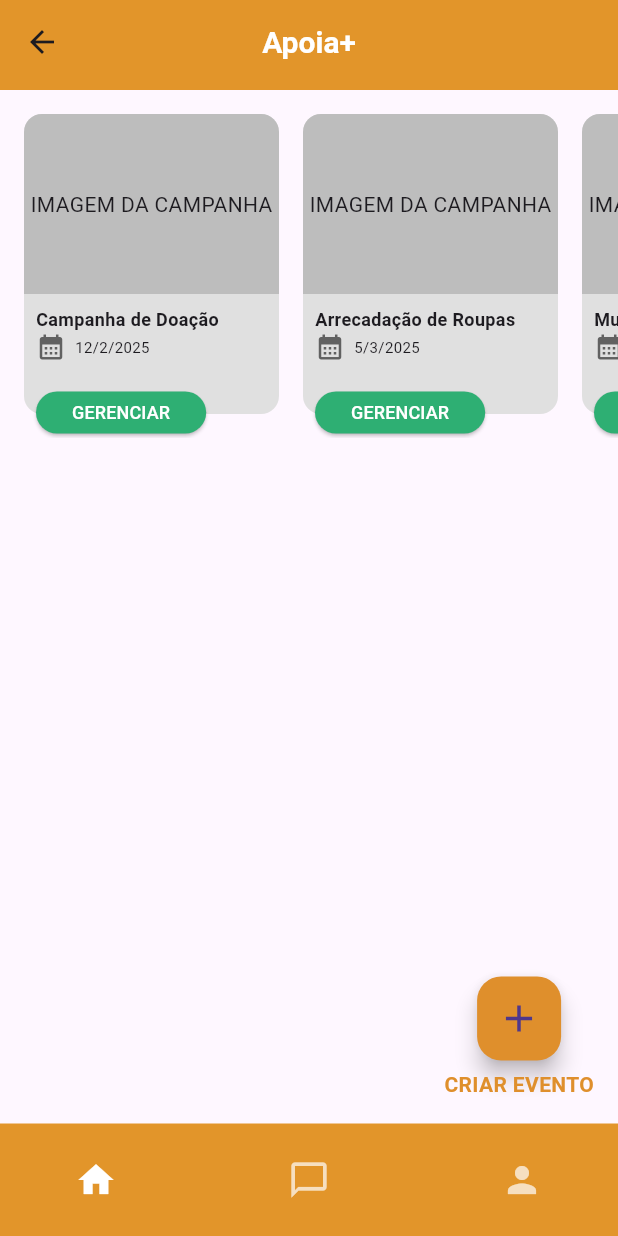
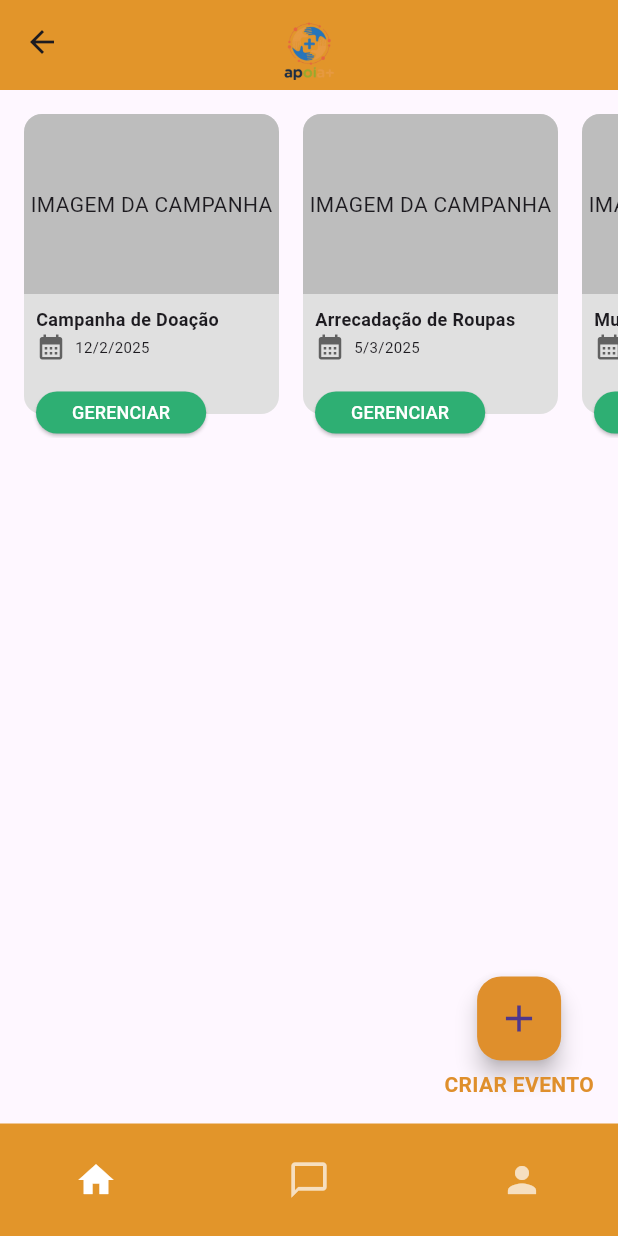
Before and after one commit to fga-eps-mds/2025.2-Gilgamesh, a Flutter app: the TelaListaDeEventos screen opened directly, on a phone screen of 412 x 824 dp. Run offline on Flutter 3.47's test engine with Material 3 defaults, Android fonts, the phone set to English and light mode, and no system bars.

Commit message:
add logo a barra superior (widgets)

```diff
--- a/mobile_apoia/lib/widgets/barra_inferior_e_superior.dart
+++ b/mobile_apoia/lib/widgets/barra_inferior_e_superior.dart
@@ -1,4 +1,5 @@
 import 'package:flutter/material.dart';
+import 'package:mobile_apoia/widgets/logo.dart';
 
 //Barra inferior de navegação
 class BottomNavBar extends StatelessWidget {
@@ -60,14 +61,7 @@ class SuperiorBar extends StatelessWidget implements PreferredSizeWidget {
       backgroundColor: const Color(0xFFE2952A),
       elevation: 0,
       centerTitle: true,
-      title: Text(
-        "Apoia+",
-        style: TextStyle(
-          color: Colors.white,
-          fontWeight: FontWeight.bold,
-          fontSize: 20,
-        ),
-      ),
+      title: const Logo(height: 50),
     );
   }
 
```
